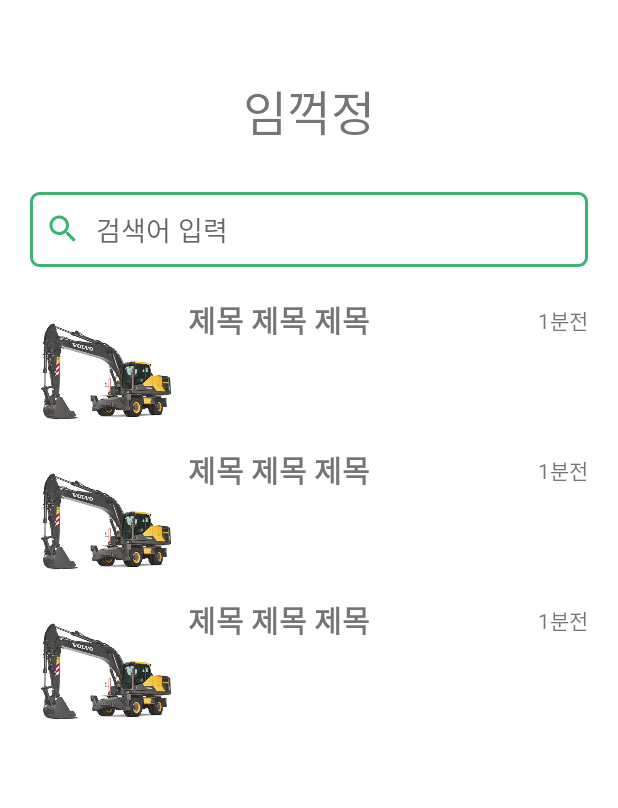
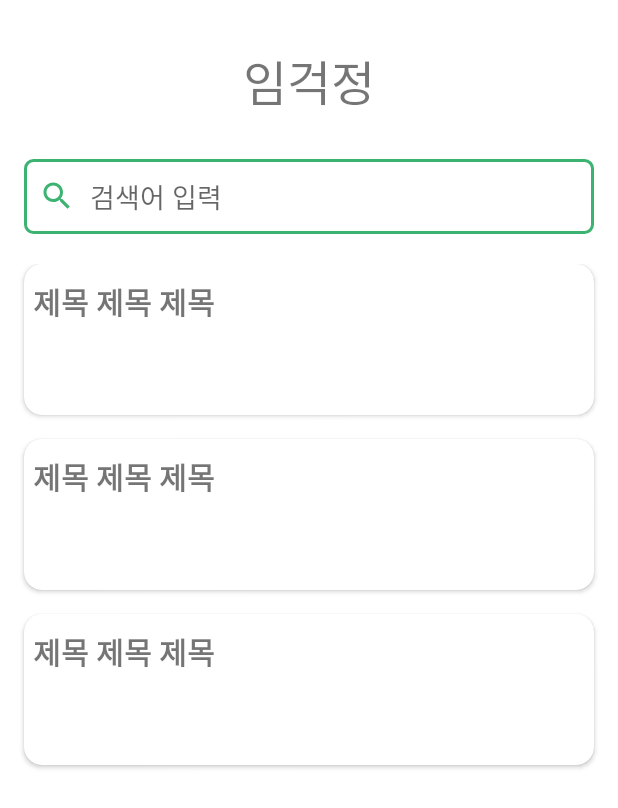
Before and after one commit to Im-GeokJeong/Android, an Android app: the layout fragment_rental_person.xml on its own in the app's theme, with its tools: preview values and no code run, on a phone screen of 412 x 824 dp. Shown: the top 808 px of the screen. Run offline under Robolectric (Android 15) with nearby library versions, the phone set to English and light mode, and no system bars; network calls fail.

Commit message:
search by title

```diff
--- a/app/src/main/java/com/im_geokjeong/model/Response.kt
+++ b/app/src/main/java/com/im_geokjeong/model/OfficeResponse.kt
@@ -4,6 +4,7 @@ data class OfficeResponse(
     val status: Int,
     val data: List<Office>
 )
+
 data class OfficeDetailResponse(
     val status: Int,
     val message: String,
--- a/app/src/main/java/com/im_geokjeong/network/ApiClient.kt
+++ b/app/src/main/java/com/im_geokjeong/network/ApiClient.kt
@@ -27,6 +27,9 @@ interface ApiClient {
     @GET("office/{officeId}")
     suspend fun getOfficeDetail(@Path("officeId") officeId: Int): OfficeDetailResponse
 
+    @GET("post/title/{title}")
+    suspend fun getArticleByTitle(@Path("title") title: String): PersonResponse
+
     companion object {
         private const val baseUrl = BASE_URL
 
--- a/app/src/main/java/com/im_geokjeong/ui/common/ViewModelFactory.kt
+++ b/app/src/main/java/com/im_geokjeong/ui/common/ViewModelFactory.kt
@@ -10,6 +10,8 @@ import com.im_geokjeong.repository.officedetail.OfficeDetailRemoteDataSource
 import com.im_geokjeong.repository.officedetail.OfficeDetailRepository
 import com.im_geokjeong.repository.persondetail.PersonDetailRemoteDataSource
 import com.im_geokjeong.repository.persondetail.PersonDetailRepository
+import com.im_geokjeong.repository.rentalperson.ArticleRemoteDataSource
+import com.im_geokjeong.repository.rentalperson.ArticleRepository
 import com.im_geokjeong.repository.rentalperson.PersonRemoteDataSource
 import com.im_geokjeong.repository.rentalperson.PersonRepository
 import com.im_geokjeong.repository.rentalpost.RentalPostRemoteDataSource
@@ -34,7 +36,8 @@ class ViewModelFactory(private val context: Context) : ViewModelProvider.Factory
             }
             modelClass.isAssignableFrom(RentalPersonViewModel::class.java) -> {
                 val repository = PersonRepository(PersonRemoteDataSource(ApiClient.create()))
-                RentalPersonViewModel(repository) as T
+                val articleRepository = ArticleRepository(ArticleRemoteDataSource(ApiClient.create()))
+                RentalPersonViewModel(repository, articleRepository) as T
             }
             modelClass.isAssignableFrom(OfficeViewModel::class.java) -> {
                 val repository = OfficeRepository(OfficeRemoteDataSource(ApiClient.create()))
--- a/app/src/main/java/com/im_geokjeong/ui/officedetail/OfficeDetailFragment.kt
+++ b/app/src/main/java/com/im_geokjeong/ui/officedetail/OfficeDetailFragment.kt
@@ -42,7 +42,6 @@ class OfficeDetailFragment: Fragment() {
         viewModel.office.observe(viewLifecycleOwner){ office ->
             binding.office = office.data
             officeDetailAdapter.submitList(office.data.machines)
-
         }
     }
 }
--- a/app/src/main/res/layout/fragment_rental_person.xml
+++ b/app/src/main/res/layout/fragment_rental_person.xml
@@ -10,7 +10,6 @@
 
     <androidx.constraintlayout.widget.ConstraintLayout
         android:layout_width="match_parent"
-        android:padding="20dp"
         android:layout_height="match_parent">
 
         <TextView
@@ -28,28 +27,34 @@
             android:id="@+id/privateRentalSearch"
             android:layout_width="0dp"
             android:layout_height="50dp"
-            android:layout_marginTop="30dp"
+            android:layout_marginStart="16dp"
+            android:layout_marginTop="28dp"
+            android:layout_marginEnd="16dp"
             android:background="@drawable/search_edge"
             android:drawableStart="@drawable/ic_search_black_24dp"
             android:drawablePadding="10dp"
             android:hint="@string/private_rental_search_hint"
+            android:imeOptions="actionSearch"
+            android:maxLines="1"
+            android:inputType="text"
             android:paddingStart="10dp"
             android:textSize="18sp"
             app:layout_constraintEnd_toEndOf="parent"
+            app:layout_constraintHorizontal_bias="0.0"
             app:layout_constraintStart_toStartOf="parent"
             app:layout_constraintTop_toBottomOf="@id/privateRentalMain"
             tools:ignore="RtlSymmetry" />
 
         <androidx.recyclerview.widget.RecyclerView
             android:id="@+id/rvRentalPerson"
-            tools:listitem="@layout/item_private_rental"
             android:layout_width="0dp"
             android:layout_height="wrap_content"
+            android:layout_marginTop="20dp"
             app:layoutManager="androidx.recyclerview.widget.LinearLayoutManager"
-            android:layout_marginTop="20dp"
             app:layout_constraintEnd_toEndOf="parent"
             app:layout_constraintStart_toStartOf="parent"
-            app:layout_constraintTop_toBottomOf="@id/privateRentalSearch" />
+            app:layout_constraintTop_toBottomOf="@id/privateRentalSearch"
+            tools:listitem="@layout/item_private_rental" />
 
     </androidx.constraintlayout.widget.ConstraintLayout>
 </layout>
--- a/app/src/main/res/layout/item_private_rental.xml
+++ b/app/src/main/res/layout/item_private_rental.xml
@@ -4,60 +4,65 @@
     xmlns:tools="http://schemas.android.com/tools">
 
     <data>
+
         <variable
             name="person"
             type="com.im_geokjeong.model.Person" />
+
         <variable
             name="viewModel"
             type="com.im_geokjeong.ui.rentalperson.RentalPersonViewModel" />
     </data>
+
+    <androidx.cardview.widget.CardView
+        android:layout_width="match_parent"
+        android:layout_height="wrap_content"
+        android:layout_marginStart="16dp"
+        android:layout_marginEnd="16dp"
+        android:layout_marginBottom="16dp"
+        app:cardCornerRadius="12dp"
+        app:cardElevation="2dp">
 
         <androidx.constraintlayout.widget.ConstraintLayout
             android:layout_width="match_parent"
             android:layout_height="wrap_content"
             android:onClick="@{() -> viewModel.openPersonDetail(person)}">
 
-        <ImageView
-            android:id="@+id/privateRentalListImage"
-            android:layout_width="100dp"
-            android:layout_height="100dp"
-            android:src="@drawable/goolsakgi"
-            app:layout_constraintEnd_toStartOf="@+id/privateRentalListTitle"
-            app:layout_constraintStart_toStartOf="parent"
-            app:layout_constraintTop_toTopOf="parent"
-            android:contentDescription="@string/private_rental_image_description" />
-
             <TextView
                 android:id="@+id/privateRentalListTitle"
                 android:layout_width="wrap_content"
                 android:layout_height="wrap_content"
-            android:layout_marginStart="5dp"
-            tools:text="제목 제목 제목"
+                android:layout_marginStart="6dp"
+                android:layout_marginTop="10dp"
                 android:text="@{person.title}"
                 android:textSize="20sp"
                 android:textStyle="bold"
                 app:layout_constraintBottom_toTopOf="@+id/privateRentalListAddress"
-            app:layout_constraintStart_toEndOf="@id/privateRentalListImage"
-            app:layout_constraintTop_toTopOf="parent" />
+                app:layout_constraintStart_toStartOf="parent"
+                app:layout_constraintTop_toTopOf="parent"
+                tools:text="제목 제목 제목" />
 
             <TextView
                 android:id="@+id/privateRentalListAddress"
                 android:layout_width="0dp"
                 android:layout_height="wrap_content"
-            android:layout_marginTop="5dp"
+                android:layout_marginTop="6dp"
                 android:text="@{person.region}"
                 app:layout_constraintStart_toStartOf="@id/privateRentalListTitle"
                 app:layout_constraintTop_toBottomOf="@+id/privateRentalListTitle" />
 
             <TextView
-            android:id="@+id/privateRentalListTime"
+                android:id="@+id/privateRentalPrice"
                 android:layout_width="0dp"
                 android:layout_height="wrap_content"
-            android:text="1분전"
-            app:layout_constraintBottom_toBottomOf="@id/privateRentalListTitle"
-            app:layout_constraintEnd_toEndOf="parent"
-            app:layout_constraintTop_toTopOf="parent" />
-
+                android:layout_marginTop="6dp"
+                android:layout_marginBottom="10dp"
+                android:text="@{person.region}"
+                app:layout_constraintBottom_toBottomOf="parent"
+                app:layout_constraintStart_toStartOf="@id/privateRentalListAddress"
+                app:layout_constraintTop_toBottomOf="@+id/privateRentalListAddress" />
 
         </androidx.constraintlayout.widget.ConstraintLayout>
+    </androidx.cardview.widget.CardView>
+
 </layout>
--- a/app/src/main/res/values/strings.xml
+++ b/app/src/main/res/values/strings.xml
@@ -1,6 +1,6 @@
 <resources>
     <string name="app_name">Im-GeokJeong</string>
-    <string name="kr_app_name">임꺽정</string>
+    <string name="kr_app_name">임걱정</string>
     <string name="mapDetail">상세보기</string>
     <string name="label_rental_shop">사업소 임대</string>
     <string name="label_personal_shop">개인 임대</string>
```
Also changed, not shown: app/src/main/java/com/im_geokjeong/repository/rentalperson/ArticleDataSource.kt (added, +7 -0 lines), app/src/main/java/com/im_geokjeong/repository/rentalperson/ArticleRemoteDataSource.kt (added, +11 -0 lines), app/src/main/java/com/im_geokjeong/repository/rentalperson/ArticleRepository.kt (added, +9 -0 lines), app/src/main/java/com/im_geokjeong/ui/rentalperson/RentalPersonFragment.kt (+20 -1 lines), app/src/main/java/com/im_geokjeong/ui/rentalperson/RentalPersonViewModel.kt (+12 -1 lines), app/src/main/res/drawable/back_post_item.xml (added, +12 -0 lines). Lines whose indentation alone changed are shown as unchanged.
